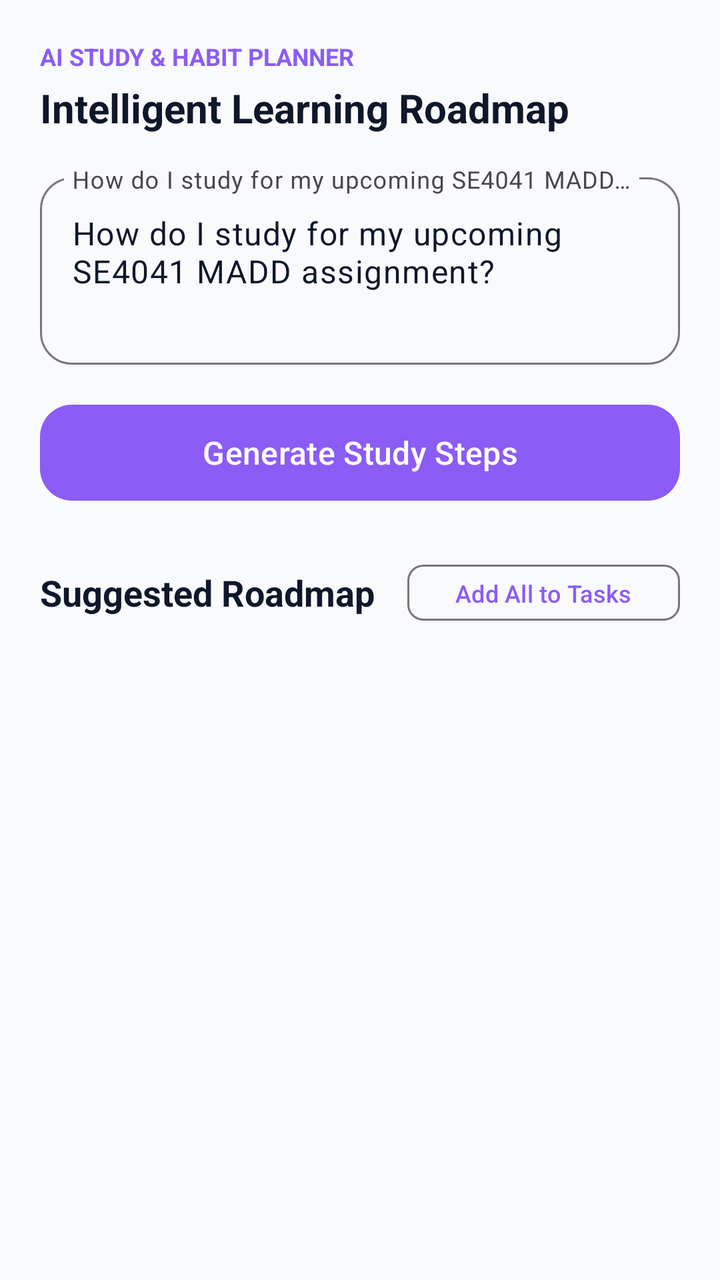
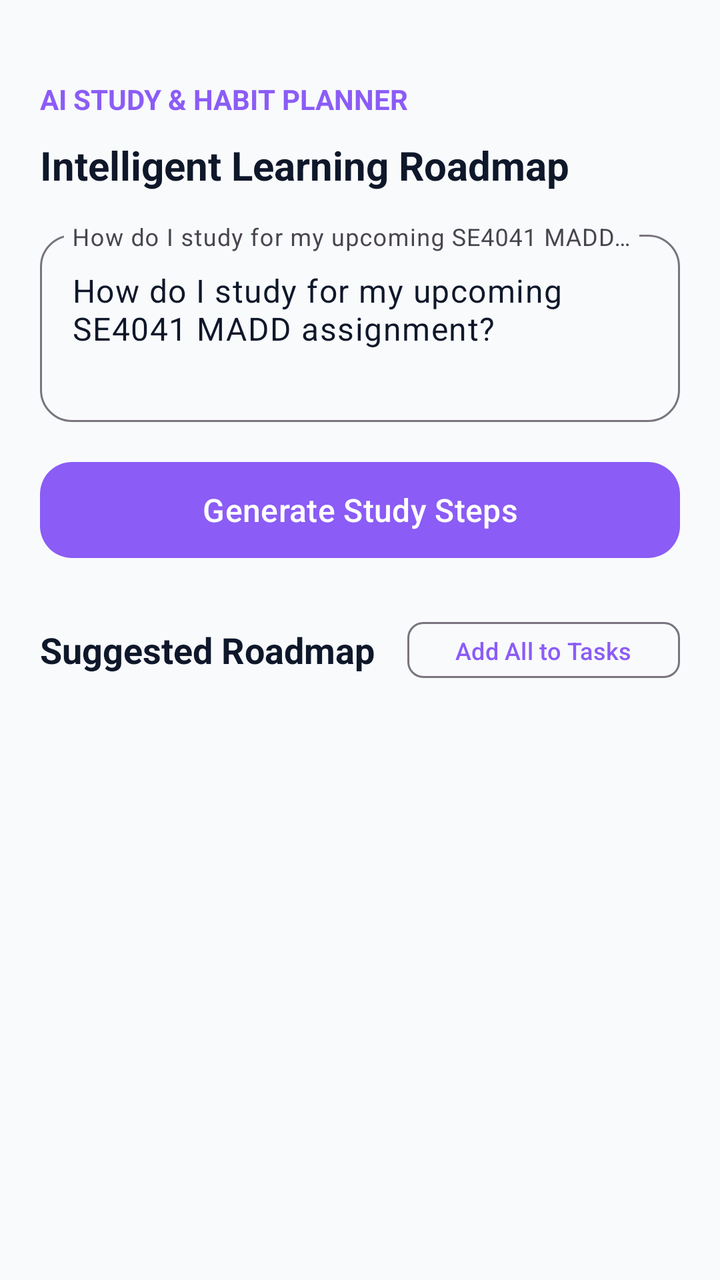

Before-and-after screenshots of an Android layout around one commit, followed by the original layout XML and the change that was made.
<!-- AndroidManifest.xml: application theme Theme.HabitFlow -->
<!-- res/layout/fragment_ai_planner.xml -->
<?xml version="1.0" encoding="utf-8"?>
<androidx.core.widget.NestedScrollView xmlns:android="http://schemas.android.com/apk/res/android"
    xmlns:app="http://schemas.android.com/apk/res-auto"
    android:layout_width="match_parent"
    android:layout_height="match_parent"
    android:background="@color/habit_bg_light"
    android:fillViewport="true"
    android:padding="20dp">

    <LinearLayout
        android:layout_width="match_parent"
        android:layout_height="wrap_content"
        android:orientation="vertical">

        
        <TextView
            android:layout_width="wrap_content"
            android:layout_height="wrap_content"
            android:text="AI STUDY &amp; HABIT PLANNER"
            android:textColor="@color/habit_primary"
            android:textSize="12sp"
            android:textStyle="bold" />

        <TextView
            android:layout_width="match_parent"
            android:layout_height="wrap_content"
            android:layout_marginTop="4dp"
            android:text="Intelligent Learning Roadmap"
            android:textColor="@color/habit_text_primary_light"
            android:textSize="20sp"
            android:textStyle="bold" />

        
        <com.google.android.material.textfield.TextInputLayout
            android:layout_width="match_parent"
            android:layout_height="wrap_content"
            android:layout_marginTop="16dp"
            app:boxBackgroundMode="outline"
            app:boxCornerRadiusBottomEnd="16dp"
            app:boxCornerRadiusBottomStart="16dp"
            app:boxCornerRadiusTopEnd="16dp"
            app:boxCornerRadiusTopStart="16dp"
            android:hint="How do I study for my upcoming SE4041 MADD assignment?">

            <com.google.android.material.textfield.TextInputEditText
                android:id="@+id/et_ai_prompt"
                android:layout_width="match_parent"
                android:layout_height="wrap_content"
                android:gravity="top"
                android:inputType="textMultiLine"
                android:minLines="3"
                android:text="How do I study for my upcoming SE4041 MADD assignment?" />
        </com.google.android.material.textfield.TextInputLayout>

        
        <com.google.android.material.button.MaterialButton
            android:id="@+id/btn_generate_steps"
            android:layout_width="match_parent"
            android:layout_height="56dp"
            android:layout_marginTop="16dp"
            android:text="Generate Study Steps"
            android:textSize="16sp"
            app:cornerRadius="16dp" />

        
        <ProgressBar
            android:id="@+id/progress_ai"
            android:layout_width="wrap_content"
            android:layout_height="wrap_content"
            android:layout_gravity="center_horizontal"
            android:layout_marginTop="16dp"
            android:visibility="gone" />

        
        <LinearLayout
            android:layout_width="match_parent"
            android:layout_height="wrap_content"
            android:layout_marginTop="24dp"
            android:gravity="center_vertical"
            android:orientation="horizontal">

            <TextView
                android:layout_width="0dp"
                android:layout_height="wrap_content"
                android:layout_weight="1"
                android:text="Suggested Roadmap"
                android:textColor="@color/habit_text_primary_light"
                android:textSize="18sp"
                android:textStyle="bold" />

            <com.google.android.material.button.MaterialButton
                android:id="@+id/btn_add_all_steps"
                style="?attr/materialButtonOutlinedStyle"
                android:layout_width="wrap_content"
                android:layout_height="36dp"
                android:text="Add All to Tasks"
                android:textSize="12sp"
                app:cornerRadius="8dp" />
        </LinearLayout>

        
        <androidx.recyclerview.widget.RecyclerView
            android:id="@+id/recycler_ai_steps"
            android:layout_width="match_parent"
            android:layout_height="wrap_content"
            android:layout_marginTop="12dp"
            android:nestedScrollingEnabled="false" />

    </LinearLayout>
</androidx.core.widget.NestedScrollView>
<!-- resources referenced by this layout -->
<resources>
  <color name="habit_bg_light">#F8FAFC</color>
  <color name="habit_primary">#8B5CF6</color>
  <color name="habit_text_primary_light">#0F172A</color>
  <style name="Theme.HabitFlow" parent="Theme.Material3.DayNight.NoActionBar">
          
          <item name="colorPrimary">@color/habit_primary</item>
          <item name="colorPrimaryVariant">@color/habit_primary_dark</item>
          <item name="colorOnPrimary">@color/white</item>
  
          
          <item name="colorSecondary">@color/habit_accent_gold</item>
          <item name="colorOnSecondary">@color/black</item>
  
          
          <item name="android:windowBackground">@color/habit_bg_light</item>
          <item name="colorSurface">@color/habit_surface_light</item>
          <item name="colorOnSurface">@color/habit_text_primary_light</item>
  
          
          <item name="android:statusBarColor">@color/habit_bg_light</item>
          <item name="android:windowLightStatusBar" tools:targetApi="m">true</item>
      </style>
  <color name="habit_primary_dark">#7C3AED</color>
  <color name="white">#FFFFFFFF</color>
  <color name="habit_accent_gold">#F59E0B</color>
  <color name="black">#FF000000</color>
  <color name="habit_surface_light">#FFFFFF</color>
</resources>

<!-- the commit's change to res/layout/fragment_ai_planner.xml (unified diff, before → after) -->
@@ -10,6 +10,7 @@
     <LinearLayout
         android:layout_width="match_parent"
         android:layout_height="wrap_content"
+        android:layout_marginTop="20dp"
         android:orientation="vertical">
 
         
@@ -18,13 +19,13 @@
             android:layout_height="wrap_content"
             android:text="AI STUDY &amp; HABIT PLANNER"
             android:textColor="@color/habit_primary"
-            android:textSize="12sp"
+            android:textSize="14sp"
             android:textStyle="bold" />
 
         <TextView
             android:layout_width="match_parent"
             android:layout_height="wrap_content"
-            android:layout_marginTop="4dp"
+            android:layout_marginTop="10dp"
             android:text="Intelligent Learning Roadmap"
             android:textColor="@color/habit_text_primary_light"
             android:textSize="20sp"
